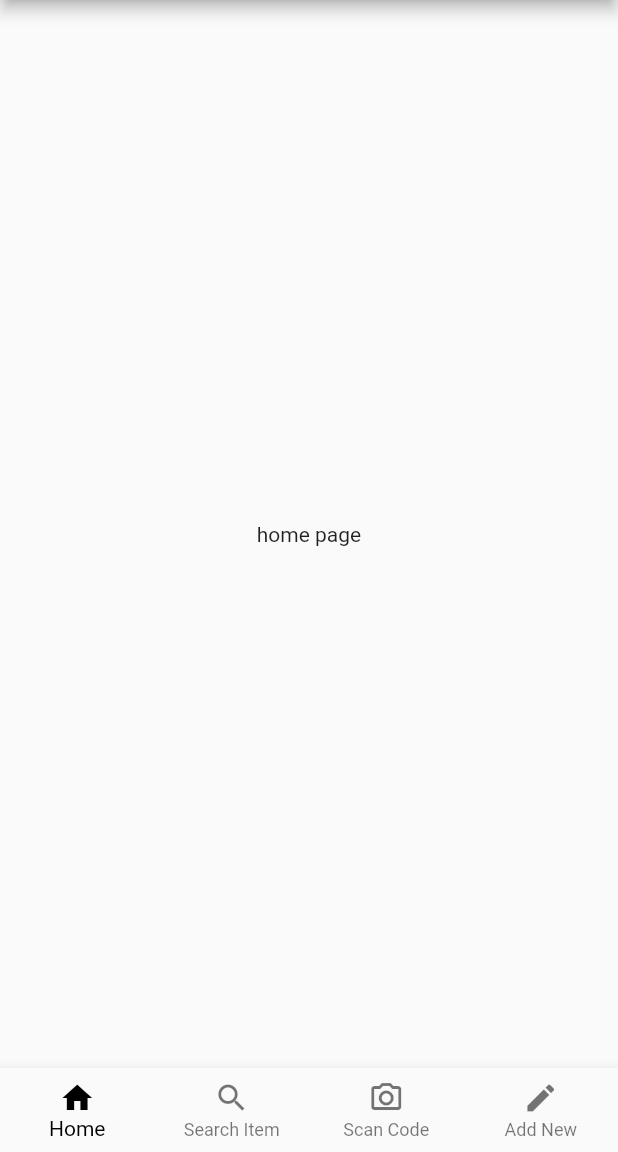
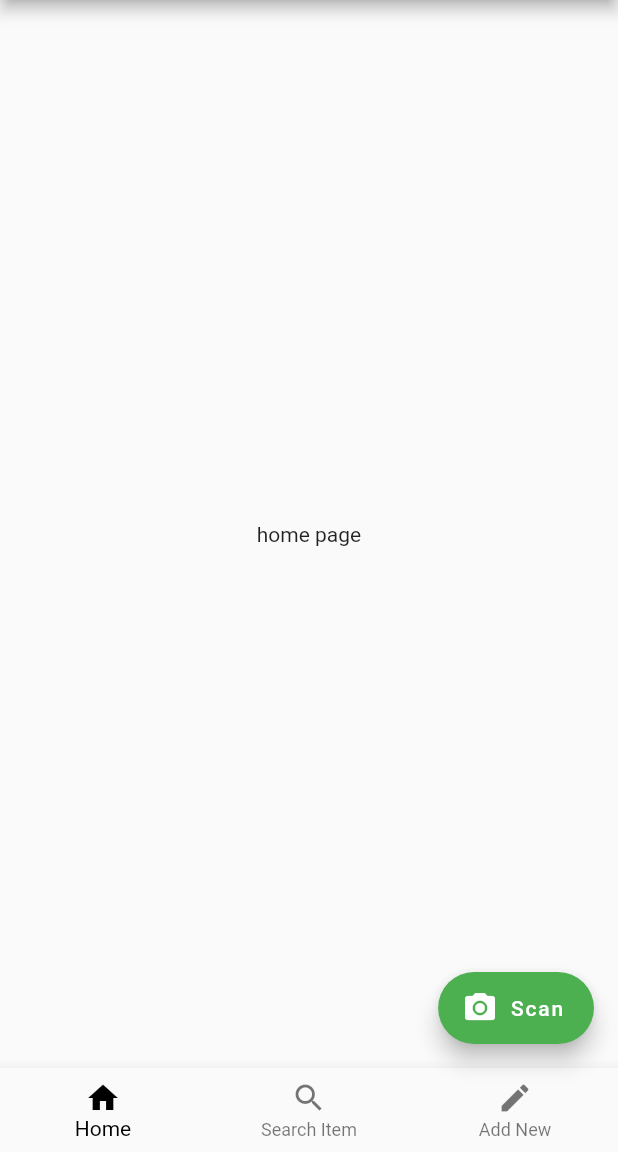
Before and after one commit to LachyP/StorageManager, a Flutter app: the screen it shows after launch, on a phone screen of 412 x 824 dp, the part 84-1236 px from its top. Run offline on Flutter 3.47's test engine with Material 2 defaults, Android fonts, the phone set to English and light mode, and no system bars.

Commit message:
added in a floating scan button rather than a link on the navbar to connect the camera functionality to

```diff
--- a/storage_manager/lib/main.dart
+++ b/storage_manager/lib/main.dart
@@ -62,7 +62,7 @@ class _MyHomePageState extends State<MyHomePage> {
   final List<Widget> pageList = [
     LandingPage(),
     SearchPage(),
-    ScanPage(),
+    //ScanPage(),
     NewCratePage(),
   ];
   @override
@@ -87,10 +87,10 @@ class _MyHomePageState extends State<MyHomePage> {
             icon: Icon(Icons.search),
             title: Text('Search Item'),
           ),
-          BottomNavigationBarItem(
-            icon: Icon(Icons.camera_alt_outlined),
-            title: Text('Scan Code'),
-          ),
+          //BottomNavigationBarItem(
+          //  icon: Icon(Icons.camera_alt_outlined),
+          //  title: Text('Scan Code'),
+          //),
           BottomNavigationBarItem(
             icon: Icon(Icons.create),
             title: Text('Add New'),
@@ -99,6 +99,11 @@ class _MyHomePageState extends State<MyHomePage> {
           currentIndex: _selectedPage,
           selectedItemColor: Colors.black,
           onTap: _onItemTapped,
+      ),
+      floatingActionButton: FloatingActionButton.extended(
+        icon: Icon(Icons.camera_alt),
+        label: Text("Scan"),
+        onPressed: () {},
       )
     );
   }
```
Also changed, not shown: 1 other file.
